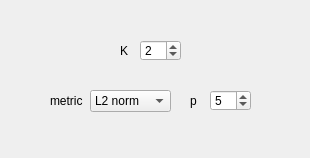
Old version of the form _AlgorithmsPlugins/KNN/paramsKNNDynamic.ui in the repository b4silio/MLDemos.
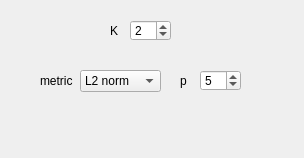
New version of the form.

```diff
--- a/_AlgorithmsPlugins/KNN/paramsKNNDynamic.ui
+++ b/_AlgorithmsPlugins/KNN/paramsKNNDynamic.ui
@@ -6,7 +6,7 @@
    <rect>
     <x>0</x>
     <y>0</y>
-    <width>310</width>
+    <width>304</width>
     <height>158</height>
    </rect>
   </property>
@@ -16,8 +16,8 @@
   <widget class="QLabel" name="label_10">
    <property name="geometry">
     <rect>
-     <x>50</x>
-     <y>90</y>
+     <x>40</x>
+     <y>70</y>
      <width>46</width>
      <height>21</height>
     </rect>
@@ -34,8 +34,8 @@
   <widget class="QSpinBox" name="knnNormSpin">
    <property name="geometry">
     <rect>
-     <x>210</x>
-     <y>90</y>
+     <x>200</x>
+     <y>70</y>
      <width>41</width>
      <height>21</height>
     </rect>
@@ -61,8 +61,8 @@
   <widget class="QLabel" name="labelPower">
    <property name="geometry">
     <rect>
-     <x>190</x>
-     <y>90</y>
+     <x>180</x>
+     <y>70</y>
      <width>16</width>
      <height>21</height>
     </rect>
@@ -79,8 +79,8 @@
   <widget class="QLabel" name="label_11">
    <property name="geometry">
     <rect>
-     <x>120</x>
-     <y>40</y>
+     <x>110</x>
+     <y>20</y>
      <width>16</width>
      <height>21</height>
     </rect>
@@ -97,8 +97,8 @@
   <widget class="QSpinBox" name="knnKspin">
    <property name="geometry">
     <rect>
-     <x>140</x>
-     <y>40</y>
+     <x>130</x>
+     <y>20</y>
      <width>41</width>
      <height>21</height>
     </rect>
@@ -127,8 +127,8 @@
   <widget class="QComboBox" name="knnNormCombo">
    <property name="geometry">
     <rect>
-     <x>90</x>
-     <y>90</y>
+     <x>80</x>
+     <y>70</y>
      <width>81</width>
      <height>22</height>
     </rect>
```
